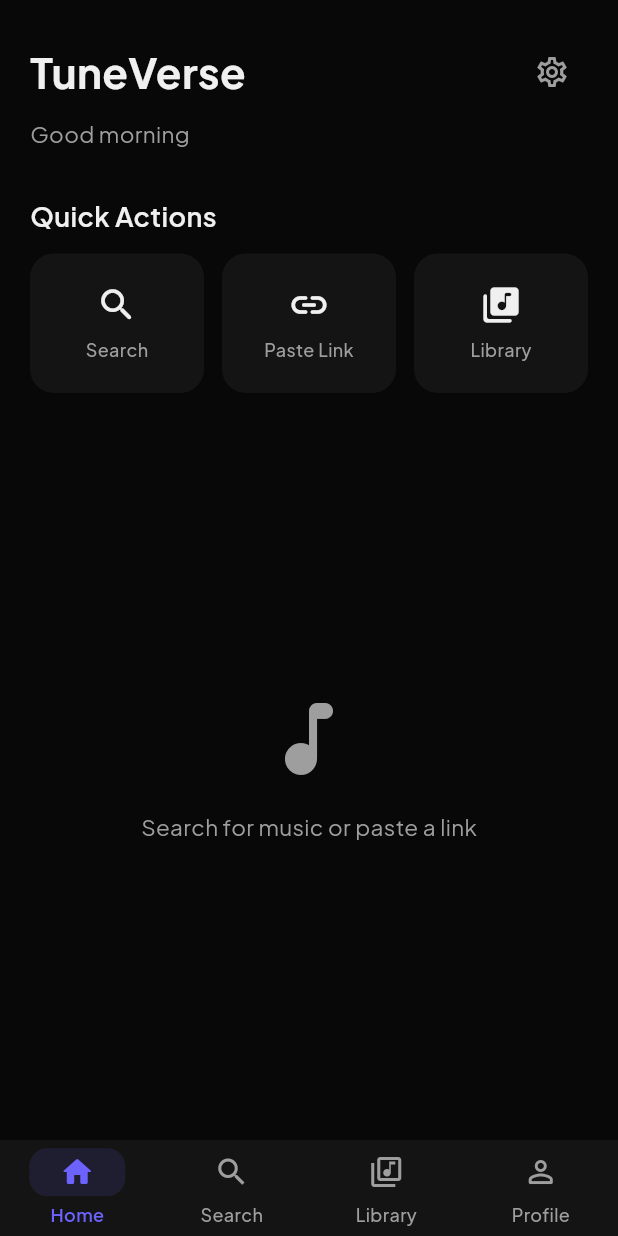
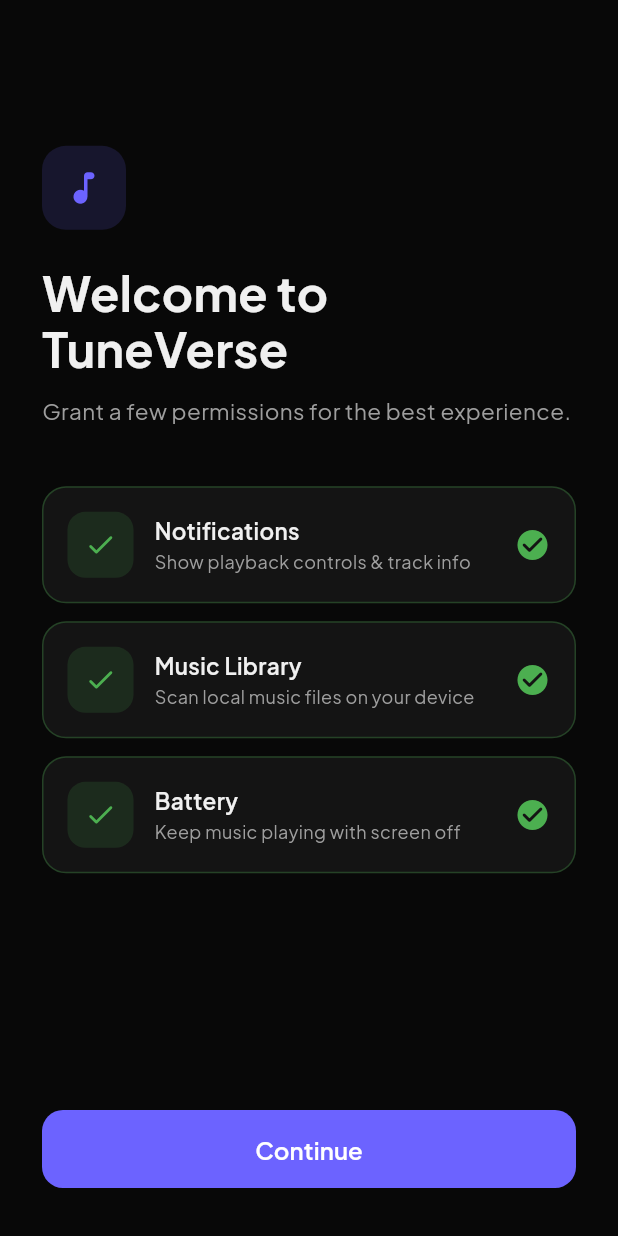
Before and after one commit to Ashishamar99/Tuneverse, a Flutter app: the screen it shows after launch, on a phone screen of 412 x 824 dp. Run offline on Flutter 3.47's test engine with Material 3 defaults, Android fonts, the phone set to English and light mode, and no system bars; our stand-ins replace audio_service, cached_network_image, dio, equatable, flutter_riverpod, go_router and 5 more; missing offline and left inert: audio_session, youtube_explode_dart; accounts and stored records are empty; generated files the repository leaves out were written again.

Commit message:
fix: update youtube_explode_dart to 3.1.0 for androidSdkless 403 fix
YouTube now requires PO Tokens for clients declaring androidSdkVersion.
The old android client (v2.x default) triggers this gate on audio-only
streams, causing ExoPlayer HTTP 403 errors. Version 3.1.0 defaults
getManifest() to the androidSdkless client which omits androidSdkVersion.

Also includes:
- Onboarding permission screen (notifications, media, battery)
- Cleartext traffic enabled for just_audio local proxy
- Playback error surfacing via snackbar
- Learnings documentation in docs/learnings/

Co-Authored-By: Claude Opus 4.6 <noreply@anthropic.com>

```diff
--- a/lib/core/di/youtube_providers.dart
+++ b/lib/core/di/youtube_providers.dart
@@ -1,4 +1,5 @@
 import 'package:audio_service/audio_service.dart';
+import 'package:flutter/foundation.dart';
 import 'package:flutter_riverpod/flutter_riverpod.dart';
 import 'package:tuneverse/core/di/providers.dart';
 import 'package:tuneverse/data/sources/youtube/youtube_source.dart';
@@ -19,18 +20,25 @@ final youtubeSearchProvider =
 
 final nowPlayingProvider = StateProvider<Track?>((ref) => null);
 
+final playbackErrorProvider = StateProvider<String?>((ref) => null);
+
 final playTrackProvider = Provider((ref) {
   return (Track track) async {
     final handler = ref.read(audioHandlerProvider);
     final youtube = ref.read(youtubeSourceProvider);
 
+    ref.read(playbackErrorProvider.notifier).state = null;
     ref.read(nowPlayingProvider.notifier).state = track;
 
+    try {
       final Uri uri;
       if (track.localPath != null && track.isDownloaded) {
         uri = Uri.file(track.localPath!);
+        debugPrint('[TuneVerse] Playing local file: ${track.localPath}');
       } else {
+        debugPrint('[TuneVerse] Fetching stream for: ${track.title} (${track.sourceId})');
         uri = await youtube.getStreamUri(track);
+        debugPrint('[TuneVerse] Got stream URI: $uri');
       }
 
       final mediaItem = MediaItem(
@@ -41,7 +49,15 @@ final playTrackProvider = Provider((ref) {
         artUri: track.artworkUrl != null ? Uri.parse(track.artworkUrl!) : null,
       );
 
+      debugPrint('[TuneVerse] Setting audio source and playing...');
       await handler.playTrack(mediaItem, uri);
       handler.recordPlay(track);
+      debugPrint('[TuneVerse] Playback started successfully');
+    } catch (e, st) {
+      debugPrint('[TuneVerse] PLAYBACK ERROR: $e');
+      debugPrint('[TuneVerse] Stack trace: $st');
+      ref.read(playbackErrorProvider.notifier).state = e.toString();
+      ref.read(nowPlayingProvider.notifier).state = null;
+    }
   };
 });
--- a/lib/data/platform/audio_handler.dart
+++ b/lib/data/platform/audio_handler.dart
@@ -159,17 +159,17 @@ class TuneVerseAudioHandler extends BaseAudioHandler
     );
   }
 
-  Future<void> playTrack(MediaItem item, Uri uri) async {
+  Future<void> playTrack(MediaItem item, Uri uri, {Map<String, String>? headers}) async {
     mediaItem.add(item);
     await _player.setAudioSource(
-      AudioSource.uri(uri, tag: item),
+      AudioSource.uri(uri, tag: item, headers: headers),
     );
     await _player.play();
   }
 
-  Future<void> loadQueue(List<(MediaItem, Uri)> items, {int initialIndex = 0}) async {
+  Future<void> loadQueue(List<(MediaItem, Uri)> items, {int initialIndex = 0, Map<String, String>? headers}) async {
     final sources = items
-        .map((pair) => AudioSource.uri(pair.$2, tag: pair.$1))
+        .map((pair) => AudioSource.uri(pair.$2, tag: pair.$1, headers: headers))
         .toList();
     await _player.setAudioSource(
       ConcatenatingAudioSource(children: sources),
--- a/lib/main.dart
+++ b/lib/main.dart
@@ -1,9 +1,13 @@
+import 'dart:io';
+
 import 'package:flutter/material.dart';
 import 'package:flutter/services.dart';
 import 'package:flutter_riverpod/flutter_riverpod.dart';
+import 'package:path_provider/path_provider.dart';
 import 'package:tuneverse/core/di/providers.dart';
 import 'package:tuneverse/core/router/app_router.dart';
 import 'package:tuneverse/core/theme/app_theme.dart';
+import 'package:tuneverse/presentation/onboarding/permission_screen.dart';
 
 void main() async {
   WidgetsFlutterBinding.ensureInitialized();
@@ -15,6 +19,9 @@ void main() async {
     systemNavigationBarIconBrightness: Brightness.light,
   ));
 
+  final dir = await getApplicationDocumentsDirectory();
+  final setupDone = File('${dir.path}/.setup_done').existsSync();
+
   final (isar, handler) = await initServices();
 
   runApp(
@@ -23,20 +30,49 @@ void main() async {
         isarProvider.overrideWithValue(isar),
         audioHandlerProvider.overrideWithValue(handler),
       ],
-      child: const TuneVerseApp(),
+      child: TuneVerseApp(setupDone: setupDone),
     ),
   );
 }
 
-class TuneVerseApp extends ConsumerWidget {
-  const TuneVerseApp({super.key});
+class TuneVerseApp extends ConsumerStatefulWidget {
+  final bool setupDone;
+  const TuneVerseApp({super.key, required this.setupDone});
 
   @override
-  Widget build(BuildContext context, WidgetRef ref) {
+  ConsumerState<TuneVerseApp> createState() => _TuneVerseAppState();
+}
+
+class _TuneVerseAppState extends ConsumerState<TuneVerseApp> {
+  late bool _setupComplete;
+
+  @override
+  void initState() {
+    super.initState();
+    _setupComplete = widget.setupDone;
+  }
+
+  void _onSetupDone() {
+    setState(() => _setupComplete = true);
+  }
+
+  @override
+  Widget build(BuildContext context) {
+    final theme = AppTheme.dark(AppTheme.fallbackAccent);
+
+    if (!_setupComplete) {
+      return MaterialApp(
+        title: 'TuneVerse',
+        debugShowCheckedModeBanner: false,
+        theme: theme,
+        home: PermissionScreen(onComplete: _onSetupDone),
+      );
+    }
+
     return MaterialApp.router(
       title: 'TuneVerse',
       debugShowCheckedModeBanner: false,
-      theme: AppTheme.dark(AppTheme.fallbackAccent),
+      theme: theme,
       routerConfig: appRouter,
     );
   }
--- /dev/null
+++ b/lib/presentation/onboarding/permission_screen.dart
@@ -0,0 +1,289 @@
+import 'dart:io';
+
+import 'package:flutter/material.dart';
+import 'package:google_fonts/google_fonts.dart';
+import 'package:path_provider/path_provider.dart';
+import 'package:permission_handler/permission_handler.dart';
+import 'package:tuneverse/core/theme/app_theme.dart';
+
+class PermissionScreen extends StatefulWidget {
+  final VoidCallback onComplete;
+  const PermissionScreen({super.key, required this.onComplete});
+
+  @override
+  State<PermissionScreen> createState() => _PermissionScreenState();
+}
+
+class _PermissionScreenState extends State<PermissionScreen>
+    with SingleTickerProviderStateMixin {
+  late final AnimationController _fadeController;
+  late final Animation<double> _fadeAnimation;
+
+  final Map<Permission, PermissionStatus> _statuses = {};
+  bool _loading = true;
+
+  static const _items = [
+    _PermissionItem(
+      permission: Permission.notification,
+      title: 'Notifications',
+      subtitle: 'Show playback controls & track info',
+      icon: Icons.notifications_active_rounded,
+    ),
+    _PermissionItem(
+      permission: Permission.audio,
+      title: 'Music Library',
+      subtitle: 'Scan local music files on your device',
+      icon: Icons.library_music_rounded,
+    ),
+    _PermissionItem(
+      permission: Permission.ignoreBatteryOptimizations,
+      title: 'Battery',
+      subtitle: 'Keep music playing with screen off',
+      icon: Icons.battery_saver_rounded,
+    ),
+  ];
+
+  @override
+  void initState() {
+    super.initState();
+    _fadeController = AnimationController(
+      vsync: this,
+      duration: const Duration(milliseconds: 600),
+    );
+    _fadeAnimation = CurvedAnimation(
+      parent: _fadeController,
+      curve: Curves.easeOut,
+    );
+    _checkStatuses();
+  }
+
+  @override
+  void dispose() {
+    _fadeController.dispose();
+    super.dispose();
+  }
+
+  Future<void> _checkStatuses() async {
+    for (final item in _items) {
+      _statuses[item.permission] = await item.permission.status;
+    }
+    if (mounted) {
+      setState(() => _loading = false);
+      _fadeController.forward();
+    }
+  }
+
+  Future<void> _request(Permission permission) async {
+    final status = await permission.request();
+    if (mounted) {
+      setState(() => _statuses[permission] = status);
+    }
+  }
+
+  Future<void> _continue() async {
+    final dir = await getApplicationDocumentsDirectory();
+    await File('${dir.path}/.setup_done').create();
+    widget.onComplete();
+  }
+
+  @override
+  Widget build(BuildContext context) {
+    return Scaffold(
+      backgroundColor: AppTheme.background,
+      body: SafeArea(
+        child: _loading
+            ? const Center(child: CircularProgressIndicator())
+            : FadeTransition(
+                opacity: _fadeAnimation,
+                child: Padding(
+                  padding: const EdgeInsets.symmetric(horizontal: 28),
+                  child: Column(
+                    crossAxisAlignment: CrossAxisAlignment.start,
+                    children: [
+                      const Spacer(flex: 2),
+                      _buildHeader(),
+                      const SizedBox(height: 40),
+                      ..._items.map(_buildPermissionTile),
+                      const Spacer(flex: 3),
+                      _buildContinueButton(),
+                      const SizedBox(height: 32),
+                    ],
+                  ),
+                ),
+              ),
+      ),
+    );
+  }
+
+  Widget _buildHeader() {
+    return Column(
+      crossAxisAlignment: CrossAxisAlignment.start,
+      children: [
+        Container(
+          width: 56,
+          height: 56,
+          decoration: BoxDecoration(
+            color: AppTheme.fallbackAccent.withValues(alpha: 0.15),
+            borderRadius: BorderRadius.circular(16),
+          ),
+          child: const Icon(
+            Icons.music_note_rounded,
+            color: AppTheme.fallbackAccent,
+            size: 28,
+          ),
+        ),
+        const SizedBox(height: 24),
+        Text(
+          'Welcome to\nTuneVerse',
+          style: GoogleFonts.plusJakartaSans(
+            fontSize: 32,
+            fontWeight: FontWeight.w700,
+            color: AppTheme.onDark,
+            height: 1.15,
+          ),
+        ),
+        const SizedBox(height: 12),
+        Text(
+          'Grant a few permissions for the best experience.',
+          style: GoogleFonts.plusJakartaSans(
+            fontSize: 15,
+            color: AppTheme.onDarkSecondary,
+            height: 1.4,
+          ),
+        ),
+      ],
+    );
+  }
+
+  Widget _buildPermissionTile(_PermissionItem item) {
+    final status = _statuses[item.permission];
+    final granted = status?.isGranted ?? false;
+    final permanent = status?.isPermanentlyDenied ?? false;
+
+    return Padding(
+      padding: const EdgeInsets.only(bottom: 12),
+      child: Container(
+        padding: const EdgeInsets.all(16),
+        decoration: BoxDecoration(
+          color: AppTheme.surface,
+          borderRadius: BorderRadius.circular(16),
+          border: granted
+              ? Border.all(
+                  color: Colors.green.withValues(alpha: 0.3),
+                  width: 1,
+                )
+              : null,
+        ),
+        child: Row(
+          children: [
+            Container(
+              width: 44,
+              height: 44,
+              decoration: BoxDecoration(
+                color: granted
+                    ? Colors.green.withValues(alpha: 0.15)
+                    : AppTheme.fallbackAccent.withValues(alpha: 0.12),
+                borderRadius: BorderRadius.circular(12),
+              ),
+              child: Icon(
+                granted ? Icons.check_rounded : item.icon,
+                color: granted ? Colors.green : AppTheme.fallbackAccent,
+                size: 22,
+              ),
+            ),
+            const SizedBox(width: 14),
+            Expanded(
+              child: Column(
+                crossAxisAlignment: CrossAxisAlignment.start,
+                children: [
+                  Text(
+                    item.title,
+                    style: GoogleFonts.plusJakartaSans(
+                      fontSize: 15,
+                      fontWeight: FontWeight.w600,
+                      color: AppTheme.onDark,
+                    ),
+                  ),
+                  const SizedBox(height: 2),
+                  Text(
+                    item.subtitle,
+                    style: GoogleFonts.plusJakartaSans(
+                      fontSize: 12,
+                      color: AppTheme.onDarkSecondary,
+                    ),
+                  ),
+                ],
+              ),
+            ),
+            if (granted)
+              const Icon(Icons.check_circle_rounded,
+                  color: Colors.green, size: 24)
+            else if (permanent)
+              TextButton(
+                onPressed: openAppSettings,
+                style: TextButton.styleFrom(
+                  foregroundColor: AppTheme.onDarkSecondary,
+                  padding:
+                      const EdgeInsets.symmetric(horizontal: 12, vertical: 8),
+                ),
+                child: const Text('Settings'),
+              )
+            else
+              TextButton(
+                onPressed: () => _request(item.permission),
+                style: TextButton.styleFrom(
+                  foregroundColor: AppTheme.fallbackAccent,
+                  padding:
+                      const EdgeInsets.symmetric(horizontal: 16, vertical: 8),
+                  backgroundColor: AppTheme.fallbackAccent.withValues(alpha: 0.1),
+                  shape: RoundedRectangleBorder(
+                    borderRadius: BorderRadius.circular(10),
+                  ),
+                ),
+                child: const Text('Allow'),
+              ),
+          ],
+        ),
+      ),
+    );
+  }
+
+  Widget _buildContinueButton() {
+    return SizedBox(
+      width: double.infinity,
+      height: 52,
+      child: ElevatedButton(
+        onPressed: _continue,
+        style: ElevatedButton.styleFrom(
+          backgroundColor: AppTheme.fallbackAccent,
+          foregroundColor: Colors.white,
+          shape: RoundedRectangleBorder(
+            borderRadius: BorderRadius.circular(14),
+          ),
+          elevation: 0,
+        ),
+        child: Text(
+          'Continue',
+          style: GoogleFonts.plusJakartaSans(
+            fontSize: 16,
+            fontWeight: FontWeight.w600,
+          ),
+        ),
+      ),
+    );
+  }
+}
+
+class _PermissionItem {
+  final Permission permission;
+  final String title;
+  final String subtitle;
+  final IconData icon;
+
+  const _PermissionItem({
+    required this.permission,
+    required this.title,
+    required this.subtitle,
+    required this.icon,
+  });
+}
--- a/lib/presentation/search/search_screen.dart
+++ b/lib/presentation/search/search_screen.dart
@@ -207,8 +207,17 @@ class _TrackTile extends ConsumerWidget {
           _DownloadButton(track: track),
         ],
       ),
-      onTap: () {
-        ref.read(playTrackProvider)(track);
+      onTap: () async {
+        await ref.read(playTrackProvider)(track);
+        final error = ref.read(playbackErrorProvider);
+        if (error != null && context.mounted) {
+          ScaffoldMessenger.of(context).showSnackBar(
+            SnackBar(
+              content: Text('Playback failed: $error'),
+              backgroundColor: Colors.red.shade800,
+            ),
+          );
+        }
       },
     );
   }
--- a/pubspec.yaml
+++ b/pubspec.yaml
@@ -16,7 +16,7 @@ dependencies:
   just_audio_background: ^0.0.1-beta.12
 
   # YouTube source
-  youtube_explode_dart: ^2.3.4
+  youtube_explode_dart: ^3.1.0
 
   # Local media (Android MediaStore)
   on_audio_query: ^2.9.0
```
Also changed, not shown: 6 other files. Lines whose indentation alone changed are shown as unchanged.
